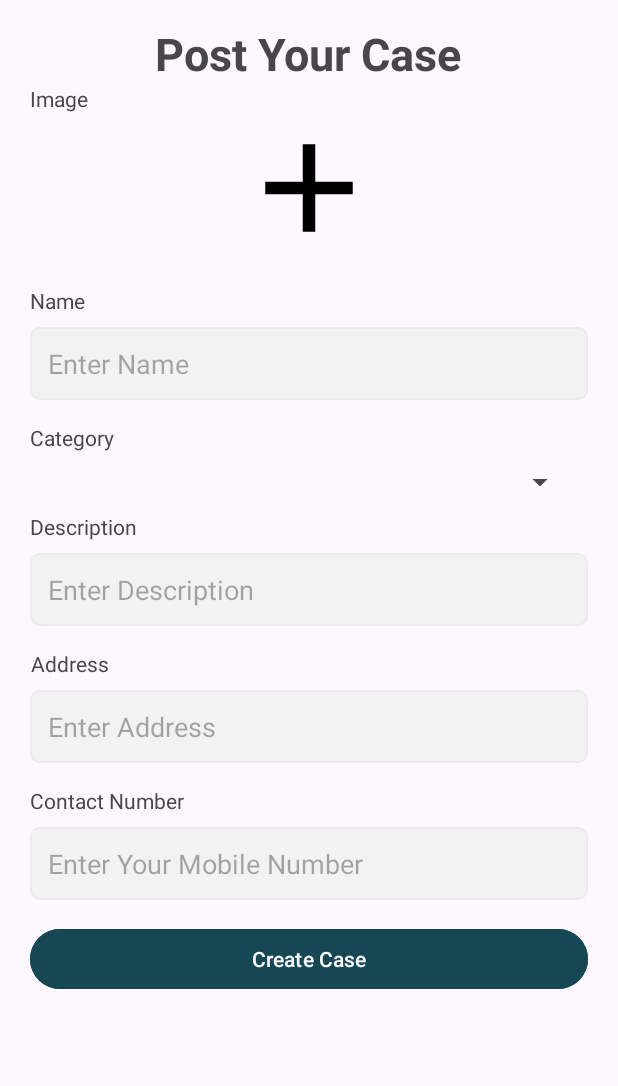
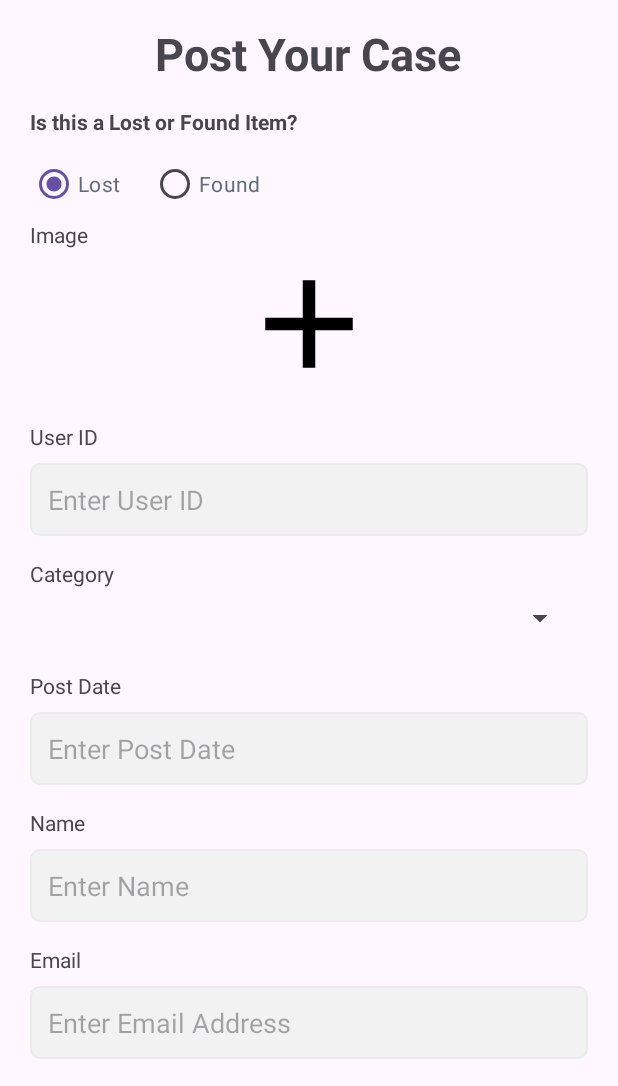
Before and after one commit to Mr-Abdullah10/LostAndFoundApp, an Android app: the LostCaseActivity screen opened directly, with no data from a screen before it, after a tap on an icon or button, on a phone screen of 412 x 824 dp, the part 150-1236 px from its top. Run offline under Robolectric (Android 15) with nearby library versions, the phone set to English and light mode, and no system bars; our stand-ins replace Firebase (no records; nobody signed in at launch, a user with empty details on screens opened directly); pictures from the network do not load.

Commit message:
authentication + upload post

```diff
--- a/app/src/main/AndroidManifest.xml
+++ b/app/src/main/AndroidManifest.xml
@@ -15,6 +15,7 @@
         android:theme="@style/Theme.LostFound"
         tools:replace="android:fullBackupContent"
         tools:targetApi="31">
+
         <activity
             android:name=".ui.main.lost.LostDetailsActivity"
             android:exported="false" />
--- a/app/src/main/java/com/abdullah/lostfound/ui/dataclasses/Lost.kt
+++ b/app/src/main/java/com/abdullah/lostfound/ui/dataclasses/Lost.kt
@@ -1,6 +1,7 @@
 package com.abdullah.lostfound.ui.dataclasses
 
 class Lost{
+    var isFound: Boolean=true
     var contact: String=""
     var address: String=""
     var id:String=""
@@ -17,6 +18,9 @@ class Lost{
     var userId: String=""
     var userName: String=""
     var item: Lost? = null
+    var postDate: String=""
+    var extraInformation: String=""
+    var isLost: Boolean=false //
 
 
 
--- a/app/src/main/res/layout/activity_lost_case.xml
+++ b/app/src/main/res/layout/activity_lost_case.xml
@@ -5,38 +5,35 @@
     xmlns:tools="http://schemas.android.com/tools"
     android:layout_width="match_parent"
     android:layout_height="match_parent"
-    tools:context=".ui.main.lost.LostCaseActivity"
-    >
-    <LinearLayout
-        android:layout_width="match_parent"
-        android:orientation="vertical"
-        android:layout_height="match_parent"
-        >
-
+    tools:context=".ui.main.lost.LostCaseActivity">
 
     <LinearLayout
         android:layout_width="match_parent"
+        android:layout_height="match_parent"
+        android:orientation="vertical">
+
+        <!-- Logo -->
+        <LinearLayout
+            android:layout_width="match_parent"
             android:layout_height="wrap_content"
-            android:background="#154854"
-            >
+            android:background="#154854">
+
             <ImageView
                 android:id="@+id/ivLogo"
                 android:layout_width="wrap_content"
                 android:layout_height="100dp"
-                app:layout_constraintTop_toTopOf="parent"
-                app:layout_constraintLeft_toLeftOf="parent"
-                android:src="@drawable/logo"
-                />
+                android:src="@drawable/logo" />
         </LinearLayout>
 
+        <!-- Form Content -->
         <LinearLayout
             android:layout_width="match_parent"
-            android:layout_height="match_parent"
+            android:layout_height="wrap_content"
             android:layout_gravity="center"
             android:paddingHorizontal="20dp"
-            android:orientation="vertical"
-            >
+            android:orientation="vertical">
 
+            <!-- Title -->
             <TextView
                 android:layout_width="wrap_content"
                 android:layout_height="wrap_content"
@@ -46,21 +43,102 @@
                 android:textSize="30sp"
                 android:textStyle="bold" />
 
+            <!-- Is Lost Item -->
             <TextView
                 android:layout_width="wrap_content"
                 android:layout_height="wrap_content"
-                android:text="Image"/>
+                android:layout_marginTop="15dp"
+                android:text="Is this a Lost or Found Item?"
+                android:textStyle="bold" />
+
+            <RadioGroup
+                android:id="@+id/radioGroupLostFound"
+                android:layout_width="match_parent"
+                android:layout_height="wrap_content"
+                android:orientation="horizontal"
+                android:layout_marginTop="8dp">
+
+                <RadioButton
+                    android:id="@+id/radioLost"
+                    android:layout_width="wrap_content"
+                    android:layout_height="wrap_content"
+                    android:text="Lost"
+                    android:checked="true"
+                    android:textColor="#5D6D7E" />
+
+                <RadioButton
+                    android:id="@+id/radioFound"
+                    android:layout_width="wrap_content"
+                    android:layout_height="wrap_content"
+                    android:text="Found"
+                    android:layout_marginStart="20dp"
+                    android:textColor="#5D6D7E" />
+            </RadioGroup>
+
+            <!-- Image -->
+            <TextView
+                android:layout_width="wrap_content"
+                android:layout_height="wrap_content"
+                android:text="Image" />
 
             <ImageView
+                android:id="@+id/imageView2"
                 android:layout_width="match_parent"
                 android:layout_height="100dp"
                 android:src="@drawable/baseline_add_24"
-                android:scaleType="fitCenter"
-                android:id="@+id/imageView2"
-                />
+                android:scaleType="fitCenter" />
+
+            <!-- User ID -->
+            <TextView
+                android:id="@+id/userIdLabel"
+                android:layout_width="wrap_content"
+                android:layout_height="wrap_content"
+                android:layout_marginTop="15dp"
+                android:text="User ID" />
+
+            <EditText
+                android:id="@+id/userId"
+                android:layout_width="match_parent"
+                android:layout_height="wrap_content"
+                android:hint="Enter User ID"
+                android:background="@drawable/edit_text_background"
+                android:padding="12dp"
+                android:inputType="textCapWords"
+                android:layout_marginTop="8dp" />
 
             <TextView
-                android:id="@+id/namelabel"
+                android:id="@+id/categorylabel"
+                android:layout_width="wrap_content"
+                android:layout_height="wrap_content"
+                android:text="Category"
+                android:layout_marginTop="15dp" />
+            <Spinner
+                android:id="@+id/categoryinput"
+                android:layout_width="match_parent"
+                android:layout_height="wrap_content"
+                android:layout_margin="8dp" />
+
+            <!-- Post Date -->
+            <TextView
+                android:id="@+id/postDateLabel"
+                android:layout_width="wrap_content"
+                android:layout_height="wrap_content"
+                android:layout_marginTop="15dp"
+                android:text="Post Date" />
+
+            <EditText
+                android:id="@+id/postDate"
+                android:layout_width="match_parent"
+                android:layout_height="wrap_content"
+                android:hint="Enter Post Date"
+                android:background="@drawable/edit_text_background"
+                android:padding="12dp"
+                android:inputType="date"
+                android:layout_marginTop="8dp" />
+
+            <!-- Name -->
+            <TextView
+                android:id="@+id/nameLabel"
                 android:layout_width="wrap_content"
                 android:layout_height="wrap_content"
                 android:layout_marginTop="15dp"
@@ -74,63 +152,52 @@
                 android:background="@drawable/edit_text_background"
                 android:padding="12dp"
                 android:inputType="textCapWords"
-                app:layout_constraintTop_toBottomOf="@id/namelabel"
-                app:layout_constraintStart_toStartOf="parent"
-                app:layout_constraintEnd_toEndOf="parent"
-                app:layout_constraintHorizontal_bias="0"
                 android:layout_marginTop="8dp" />
 
-
-
-
+            <!-- Email -->
             <TextView
-                android:id="@+id/categorylabel"
+                android:id="@+id/emailLabel"
                 android:layout_width="wrap_content"
                 android:layout_height="wrap_content"
-                android:text="Category"
                 android:layout_marginTop="15dp"
-                />
-            <Spinner
-                android:id="@+id/categoryinput"
+                android:text="Email" />
+
+            <EditText
+                android:id="@+id/email"
                 android:layout_width="match_parent"
                 android:layout_height="wrap_content"
-                android:layout_margin="8dp"
-                />
+                android:hint="Enter Email Address"
+                android:background="@drawable/edit_text_background"
+                android:padding="12dp"
+                android:inputType="textEmailAddress"
+                android:layout_marginTop="8dp" />
 
+            <!-- Extra Information -->
             <TextView
-                android:id="@+id/descriptionlabel"
+                android:id="@+id/extraInfoLabel"
                 android:layout_width="wrap_content"
                 android:layout_height="wrap_content"
-                android:text="Description"
-                android:textAlignment="center"
-                />
+                android:layout_marginTop="15dp"
+                android:text="Item Description" />
+
             <EditText
                 android:id="@+id/descriptioninput"
                 android:layout_width="match_parent"
                 android:layout_height="wrap_content"
-                android:hint="Enter Description"
+                android:hint="Enter Item Description"
                 android:background="@drawable/edit_text_background"
                 android:padding="12dp"
-                android:inputType="textCapWords"
-                app:layout_constraintTop_toBottomOf="@id/descriptionlabel"
-                app:layout_constraintStart_toStartOf="parent"
-                app:layout_constraintEnd_toEndOf="parent"
-                app:layout_constraintHorizontal_bias="0"
+                android:inputType="textMultiLine"
                 android:layout_marginTop="8dp" />
 
+            <!-- Address -->
             <TextView
-                android:id="@+id/addresslabel"
+                android:id="@+id/addressLabel"
                 android:layout_width="wrap_content"
                 android:layout_height="wrap_content"
-                android:text="Address"
-                android:textAlignment="center"
                 android:layout_marginTop="15dp"
-                />
-            <LinearLayout
-                android:layout_width="match_parent"
-                android:layout_height="wrap_content"
-                android:orientation="horizontal"
-                >
+                android:text="Address" />
+
             <EditText
                 android:id="@+id/addressinput"
                 android:layout_width="match_parent"
@@ -139,21 +206,15 @@
                 android:background="@drawable/edit_text_background"
                 android:padding="12dp"
                 android:inputType="textCapWords"
-                    app:layout_constraintTop_toBottomOf="@id/addresslabel"
-                    app:layout_constraintStart_toStartOf="parent"
-                    app:layout_constraintEnd_toEndOf="parent"
-                    app:layout_constraintHorizontal_bias="0"
                 android:layout_marginTop="8dp" />
 
-            </LinearLayout>
-
+            <!-- Contact Number -->
             <TextView
-                android:id="@+id/contaclable"
-                android:layout_marginTop="15dp"
+                android:id="@+id/contactLabel"
                 android:layout_width="wrap_content"
                 android:layout_height="wrap_content"
-                android:text="Contact Number"
-                />
+                android:layout_marginTop="15dp"
+                android:text="Contact Number" />
 
             <EditText
                 android:id="@+id/contactinput"
@@ -162,27 +223,18 @@
                 android:hint="Enter Your Mobile Number"
                 android:background="@drawable/edit_text_background"
                 android:padding="12dp"
-                android:inputType="textCapWords"
-                app:layout_constraintTop_toBottomOf="@id/contaclable"
-                app:layout_constraintStart_toStartOf="parent"
-                app:layout_constraintEnd_toEndOf="parent"
-                app:layout_constraintHorizontal_bias="0"
+                android:inputType="phone"
                 android:layout_marginTop="8dp" />
 
-
-
+            <!-- Submit Button -->
             <Button
+                android:id="@+id/btnCreateCase"
                 android:layout_width="match_parent"
                 android:layout_height="wrap_content"
                 android:layout_marginTop="15dp"
-
                 android:text="Create Case"
                 android:backgroundTint="#154854"
-                android:id="@+id/btnCreateCase"
-                android:layout_marginBottom="20dp"
-                />
-
+                android:layout_marginBottom="20dp" />
         </LinearLayout>
-
     </LinearLayout>
 </ScrollView>
```
Also changed, not shown: app/src/main/java/com/abdullah/lostfound/ui/adapters/ProjectAdapter.kt (+46 -47 lines), app/src/main/java/com/abdullah/lostfound/ui/main/lost/LostCaseActivity.kt (+21 -1 lines), app/src/main/java/com/abdullah/lostfound/ui/main/lost/LostDetailsActivity.kt (+10 -9 lines), app/src/main/res/layout/activity_lost_details.xml (+19 -8 lines), app/src/main/res/layout/item_lost.xml (+5 -5 lines). Lines whose indentation alone changed are shown as unchanged.
